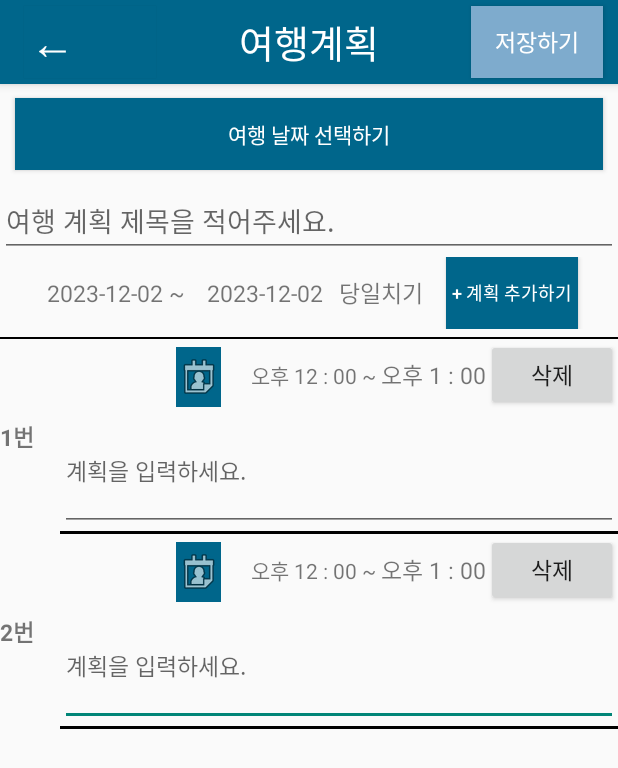
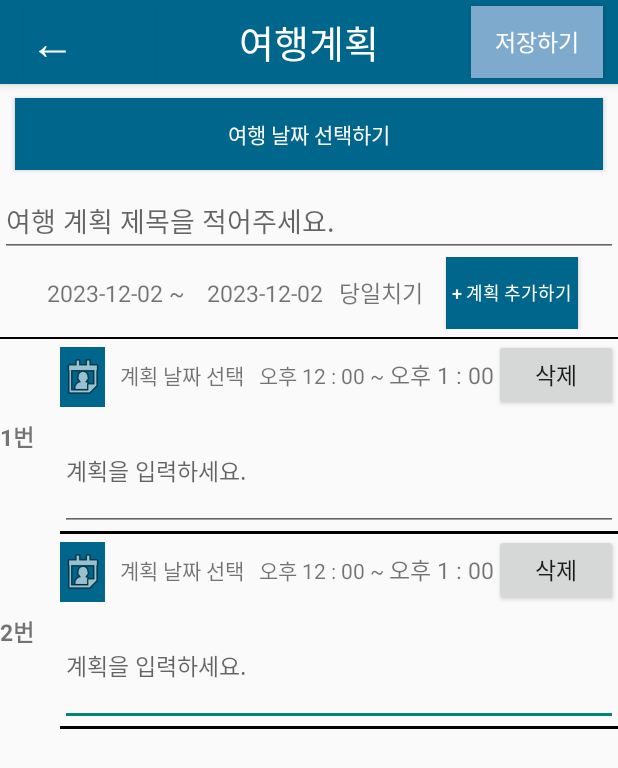
Before and after one commit to woojin0522/KtxTravelApp, an Android app: the TravelPlanActivity screen opened directly, with no data from a screen before it, after a tap on "+ 계획 추가하기", on a phone screen of 412 x 824 dp. Shown: the top 768 px of the screen. Run offline under Robolectric (Android 15) with nearby library versions, the phone set to English and light mode, and no system bars; our stand-ins replace Room's generated code; libraries missing offline, so code that uses them is left out: com.prolificinteractive.materialcalendarview; plain views replace MaterialCalendarView; 4 statements that could not run were skipped.

Commit message:
"commit"

```diff
--- a/app/src/main/java/com/example/ktxtravelapplication/PlanActivity.kt
+++ b/app/src/main/java/com/example/ktxtravelapplication/PlanActivity.kt
@@ -193,7 +193,7 @@ class PlanActivity : AppCompatActivity() {
                                     }
                                 }
                                 if (checked == false) {
-                                    checkNull("삭제할 항목을 추가해주세요.")
+                                    checkNull("삭제할 항목을 선택해주세요.")
                                 }
                             } else {
                             }
--- a/app/src/main/java/com/example/ktxtravelapplication/TravelPlanActivity.kt
+++ b/app/src/main/java/com/example/ktxtravelapplication/TravelPlanActivity.kt
@@ -148,7 +148,7 @@ class TravelPlanActivity : AppCompatActivity() {
 
             // returnPos - 1 수 만큼 빈 데이터 add후 db에서 select해서 returnPos - 1 수 만큼 데이터 수정
             for (i in 0..returnPos - 1) {
-                datas.add(PlanDetailDatas(i + 1, "", "오후 12 : 00", "오후 1 : 00", ""))
+                datas.add(PlanDetailDatas(i + 1, "계획 날짜 선택", "오후 12 : 00", "오후 1 : 00", ""))
             }
             runBlocking {
                 for (i in 0..returnPos - 1) {
@@ -166,7 +166,7 @@ class TravelPlanActivity : AppCompatActivity() {
                 }
             }
         } else {
-            datas.add(PlanDetailDatas(planSeq, "", "오후 12 : 00", "오후 1 : 00", ""))
+            datas.add(PlanDetailDatas(planSeq, "계획 날짜 선택", "오후 12 : 00", "오후 1 : 00", ""))
         }
 
         // -----------------------------------함수 영역 ------------------------------------
@@ -368,7 +368,7 @@ class TravelPlanActivity : AppCompatActivity() {
         // 시간별 계획 추가 버튼 클릭시
         binding.planDetailPlusBtn.setOnClickListener {
             planSeq = planSeq + 1
-            datas.add(PlanDetailDatas(planSeq, "", "오후 12 : 00", "오후 1 : 00", ""))
+            datas.add(PlanDetailDatas(planSeq, "계획 날짜 선택", "오후 12 : 00", "오후 1 : 00", ""))
             binding.planDetailRecyclerView.adapter?.notifyItemInserted(datas.size)
         }
         // 시간별 계획 저장 버튼 클릭시
--- a/app/src/main/res/layout/plan_item.xml
+++ b/app/src/main/res/layout/plan_item.xml
@@ -19,10 +19,10 @@
             android:visibility="visible"/>
         <TextView
             android:id="@+id/title"
-            android:layout_width="280dp"
+            android:layout_width="250dp"
             android:layout_height="wrap_content"
             android:text="Title"
-            android:textSize="25dp" />
+            android:textSize="20dp" />
         <View
             android:layout_width="3dp"
             android:layout_height="match_parent"
```
